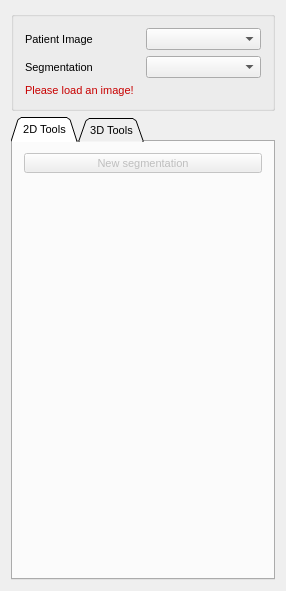
The window that Plugins/org.mitk.gui.qt.segmentation/src/internal/QmitkSegmentationControls.ui (MITK/MITK) describes before a commit, drawn with Qt 5.
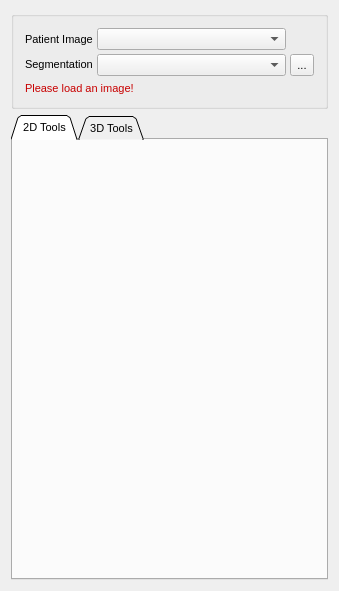
The same window after the commit. The open tabs and pages were chosen to show the change. Icons and pictures are not drawn. Custom widgets are drawn as their Qt base class.

Commit message: Changed UI layout of new segmentation button und tool button columns

Diff of the .ui file:
```diff
--- a/Plugins/org.mitk.gui.qt.segmentation/src/internal/QmitkSegmentationControls.ui
+++ b/Plugins/org.mitk.gui.qt.segmentation/src/internal/QmitkSegmentationControls.ui
@@ -6,10 +6,16 @@
    <rect>
     <x>0</x>
     <y>0</y>
-    <width>246</width>
+    <width>339</width>
     <height>591</height>
    </rect>
   </property>
+  <property name="sizePolicy">
+   <sizepolicy hsizetype="Minimum" vsizetype="Preferred">
+    <horstretch>0</horstretch>
+    <verstretch>0</verstretch>
+   </sizepolicy>
+  </property>
   <property name="minimumSize">
    <size>
     <width>0</width>
@@ -31,44 +37,101 @@
    <string>QmitkSegmentation</string>
   </property>
   <layout class="QVBoxLayout" name="verticalLayout_6">
+   <property name="sizeConstraint">
+    <enum>QLayout::SetMinimumSize</enum>
+   </property>
    <item>
     <widget class="QGroupBox" name="groupBox">
+     <property name="sizePolicy">
+      <sizepolicy hsizetype="Minimum" vsizetype="Fixed">
+       <horstretch>0</horstretch>
+       <verstretch>0</verstretch>
+      </sizepolicy>
+     </property>
      <property name="title">
       <string/>
      </property>
      <layout class="QVBoxLayout" name="verticalLayout_3">
       <item>
-       <layout class="QHBoxLayout" name="horizontalLayout">
-        <item>
+       <layout class="QGridLayout" name="gridLayout_2" columnstretch="0,2,0">
+        <property name="sizeConstraint">
+         <enum>QLayout::SetMinimumSize</enum>
+        </property>
+        <property name="spacing">
+         <number>4</number>
+        </property>
+        <item row="0" column="0">
          <widget class="QLabel" name="lblPatientImage">
+          <property name="sizePolicy">
+           <sizepolicy hsizetype="Minimum" vsizetype="Preferred">
+            <horstretch>0</horstretch>
+            <verstretch>0</verstretch>
+           </sizepolicy>
+          </property>
           <property name="text">
            <string>Patient Image</string>
           </property>
          </widget>
         </item>
-        <item>
-         <widget class="QmitkDataStorageComboBox" name="patImageSelector"/>
+        <item row="0" column="1">
+         <widget class="QmitkDataStorageComboBox" name="patImageSelector">
+          <property name="sizePolicy">
+           <sizepolicy hsizetype="Minimum" vsizetype="Fixed">
+            <horstretch>0</horstretch>
+            <verstretch>0</verstretch>
+           </sizepolicy>
+          </property>
+         </widget>
         </item>
-       </layout>
-      </item>
-      <item>
-       <layout class="QHBoxLayout" name="horizontalLayout_2">
-        <item>
+        <item row="1" column="0">
          <widget class="QLabel" name="lblSegmentation">
+          <property name="sizePolicy">
+           <sizepolicy hsizetype="Minimum" vsizetype="Fixed">
+            <horstretch>0</horstretch>
+            <verstretch>0</verstretch>
+           </sizepolicy>
+          </property>
           <property name="text">
            <string>Segmentation</string>
           </property>
          </widget>
         </item>
-        <item>
-         <widget class="QmitkDataStorageComboBox" name="segImageSelector"/>
+        <item row="1" column="1">
+         <widget class="QmitkDataStorageComboBox" name="segImageSelector">
+          <property name="sizePolicy">
+           <sizepolicy hsizetype="Minimum" vsizetype="Fixed">
+            <horstretch>0</horstretch>
+            <verstretch>0</verstretch>
+           </sizepolicy>
+          </property>
+         </widget>
+        </item>
+        <item row="1" column="2">
+         <widget class="QToolButton" name="btnNewSegmentation">
+          <property name="sizePolicy">
+           <sizepolicy hsizetype="Minimum" vsizetype="Minimum">
+            <horstretch>0</horstretch>
+            <verstretch>0</verstretch>
+           </sizepolicy>
+          </property>
+          <property name="toolTip">
+           <string>Create a new segmentation</string>
+          </property>
+          <property name="text">
+           <string>...</string>
+          </property>
+          <property name="icon">
+           <iconset resource="../../resources/segmentation.qrc">
+            <normaloff>:/segmentation/btnNew.png</normaloff>:/segmentation/btnNew.png</iconset>
+          </property>
+         </widget>
         </item>
        </layout>
       </item>
       <item>
        <widget class="QLabel" name="lblSegmentationWarnings">
         <property name="sizePolicy">
-         <sizepolicy hsizetype="Preferred" vsizetype="Preferred">
+         <sizepolicy hsizetype="Minimum" vsizetype="Fixed">
           <horstretch>0</horstretch>
           <verstretch>0</verstretch>
          </sizepolicy>
@@ -180,6 +243,12 @@
    </item>
    <item>
     <widget class="QTabWidget" name="tabWidgetSegmentationTools">
+     <property name="sizePolicy">
+      <sizepolicy hsizetype="Minimum" vsizetype="Expanding">
+       <horstretch>0</horstretch>
+       <verstretch>0</verstretch>
+      </sizepolicy>
+     </property>
      <property name="layoutDirection">
       <enum>Qt::LeftToRight</enum>
      </property>
@@ -196,6 +265,12 @@
       <number>1</number>
      </property>
      <widget class="QWidget" name="tab2DTools">
+      <property name="sizePolicy">
+       <sizepolicy hsizetype="Minimum" vsizetype="Preferred">
+        <horstretch>0</horstretch>
+        <verstretch>0</verstretch>
+       </sizepolicy>
+      </property>
       <property name="layoutDirection">
        <enum>Qt::LeftToRight</enum>
       </property>
@@ -206,38 +281,6 @@
        <string>2D Tools</string>
       </attribute>
       <layout class="QVBoxLayout" name="verticalLayout">
-       <item>
-        <widget class="QToolButton" name="btnNewSegmentation">
-         <property name="enabled">
-          <bool>false</bool>
-         </property>
-         <property name="sizePolicy">
-          <sizepolicy hsizetype="Expanding" vsizetype="Fixed">
-           <horstretch>0</horstretch>
-           <verstretch>0</verstretch>
-          </sizepolicy>
-         </property>
-         <property name="font">
-          <font>
-           <weight>50</weight>
-           <bold>false</bold>
-          </font>
-         </property>
-         <property name="toolTip">
-          <string>New segmentation</string>
-         </property>
-         <property name="text">
-          <string>New segmentation</string>
-         </property>
-         <property name="icon">
-          <iconset resource="../../resources/segmentation.qrc">
-           <normaloff>:/segmentation/btnNew.png</normaloff>:/segmentation/btnNew.png</iconset>
-         </property>
-         <property name="toolButtonStyle">
-          <enum>Qt::ToolButtonTextBesideIcon</enum>
-         </property>
-        </widget>
-       </item>
        <item>
         <widget class="QmitkToolGUIArea" name="m_ManualToolGUIContainer" native="true">
          <property name="sizePolicy">
```
Left out of the diff: 14 changed lines with no effect on the pictures. The commit also changes 1 other file.
